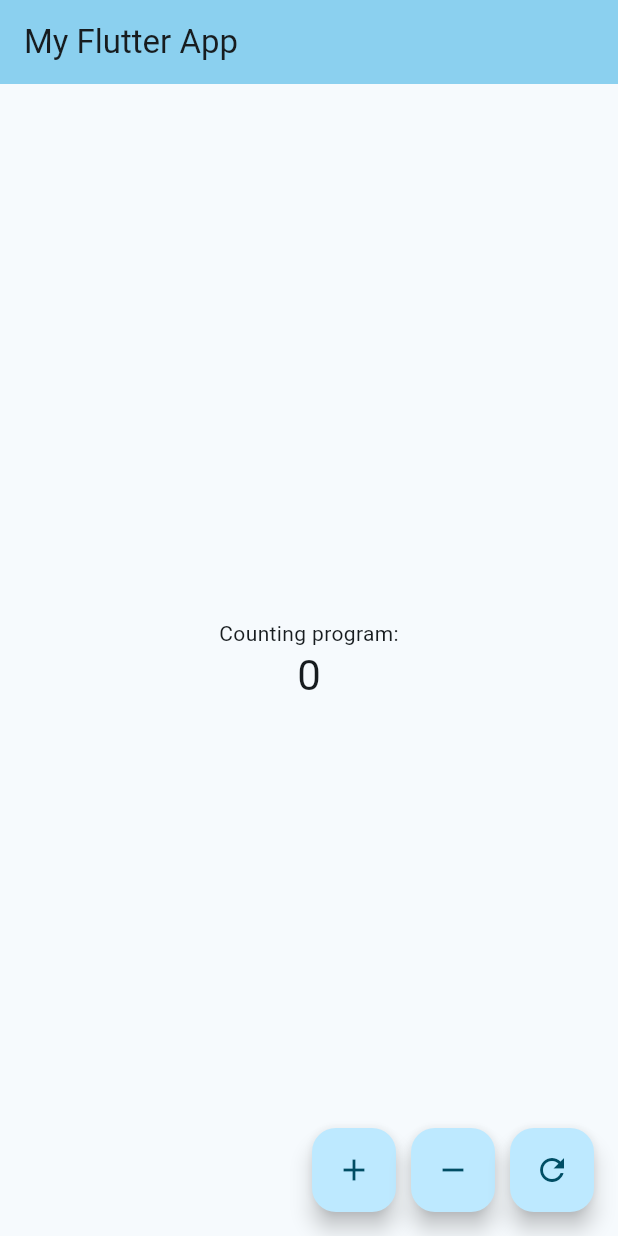
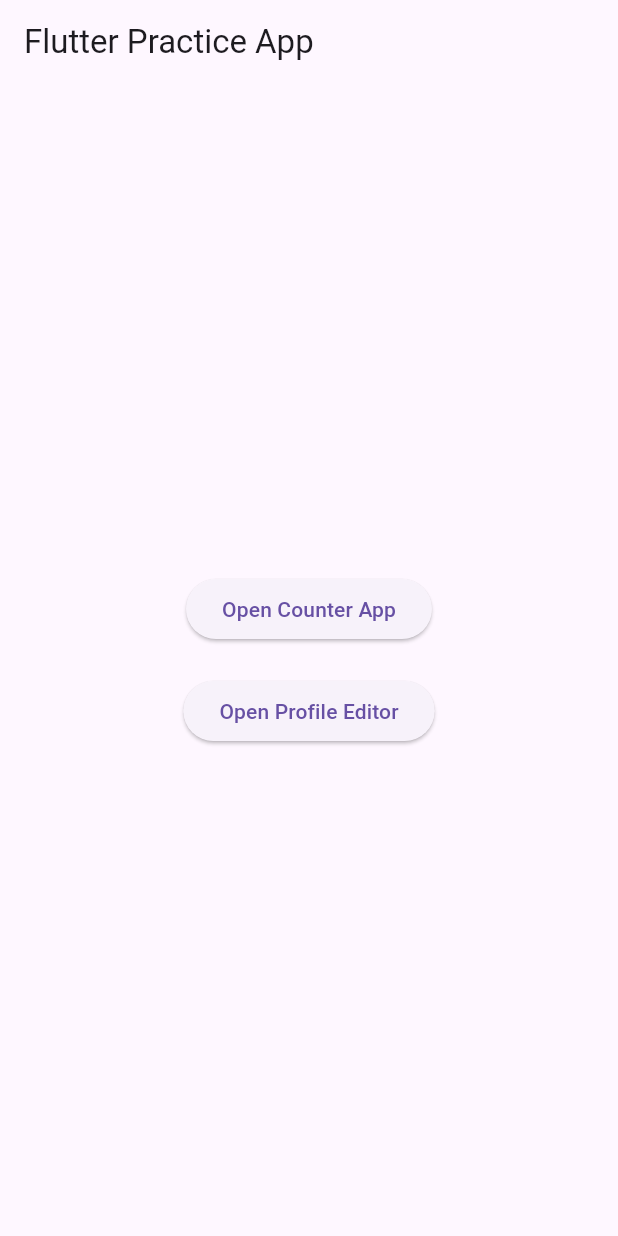
Before and after one commit to niyomugaboetiene/mobile-app.2.0, a Flutter app: the screen it shows after launch, on a phone screen of 412 x 824 dp. Run offline on Flutter 3.47's test engine with Material 3 defaults, Android fonts, the phone set to English and light mode, and no system bars.

Commit message:
learning counter program

```diff
--- a/lib/main.dart
+++ b/lib/main.dart
@@ -1,4 +1,6 @@
 import 'package:flutter/material.dart';
+import 'task1.dart';
+import 'counter.dart';
 
 void main() {
   runApp(const MyApp());
@@ -10,95 +12,49 @@ class MyApp extends StatelessWidget {
   @override
   Widget build(BuildContext context) {
     return MaterialApp(
-      title: 'My Flutter App',
-      theme: ThemeData(
-        colorScheme: ColorScheme.fromSeed(
-          seedColor: const Color.fromARGB(255, 6, 166, 211),
-        ),
-        useMaterial3: true,
-      ),
-      home: const MyHomePage(title: 'My Flutter App'),
+      debugShowCheckedModeBanner: false,
+      home: const HomeScreen(),
     );
   }
 }
 
-class MyHomePage extends StatefulWidget {
-  const MyHomePage({super.key, required this.title});
-
-  final String title;
-
-  @override
-  State<MyHomePage> createState() => _MyHomePageState();
-}
-
-class _MyHomePageState extends State<MyHomePage> {
-  int _counter = 0;
-
-  void _incrementCounter() {
-    setState(() {
-      _counter++;
-    });
-  }
-
-  void _decrementCounter() {
-    setState(() {
-      _counter--;
-    });
-  }
-
-  void _resetCounter() {
-    setState(() {
-      _counter = 0;
-    });
-  }
+class HomeScreen extends StatelessWidget {
+  const HomeScreen({super.key});
 
   @override
   Widget build(BuildContext context) {
     return Scaffold(
-      appBar: AppBar(
-        backgroundColor: Theme.of(context).colorScheme.inversePrimary,
-        title: Text(widget.title),
-      ),
+      appBar: AppBar(title: const Text("Flutter Practice App")),
       body: Center(
         child: Column(
           mainAxisAlignment: MainAxisAlignment.center,
           children: [
-            const Text('Counting program:'),
-            Text(
-              '$_counter',
-              style: Theme.of(context).textTheme.headlineMedium,
+            ElevatedButton(
+              child: const Text("Open Counter App"),
+              onPressed: () {
+                Navigator.push(
+                  context,
+                  MaterialPageRoute(
+                    builder: (context) => const CounterPage(title: "Counter App"),
+                  ),
+                );
+              },
+            ),
+            const SizedBox(height: 20),
+            ElevatedButton(
+              child: const Text("Open Profile Editor"),
+              onPressed: () {
+                Navigator.push(
+                  context,
+                  MaterialPageRoute(
+                    builder: (context) => const ProfileEditor(),
+                  ),
+                );
+              },
             ),
           ],
         ),
       ),
-
-
-      floatingActionButton: Row(
-        mainAxisAlignment: MainAxisAlignment.end,
-        children: [
-          FloatingActionButton(
-            heroTag: 'add',
-            onPressed: _incrementCounter,
-            tooltip: 'Increment',
-            child: const Icon(Icons.add),
-          ),
-          const SizedBox(width: 10),
-          FloatingActionButton(
-            heroTag: 'remove',
-            onPressed: _decrementCounter,
-            tooltip: 'Decrement',
-            child: const Icon(Icons.remove),
-          ),
-          const SizedBox(width: 10),
-          FloatingActionButton(
-            heroTag: 'reset',
-            onPressed: _resetCounter,
-            tooltip: 'Reset',
-            child: const Icon(Icons.refresh),
-          ),
-        ],
-      ),
-
     );
   }
 }
```
Also changed, not shown: lib/counter.dart (added, +75 -0 lines), lib/task1.dart (added, +152 -0 lines).
